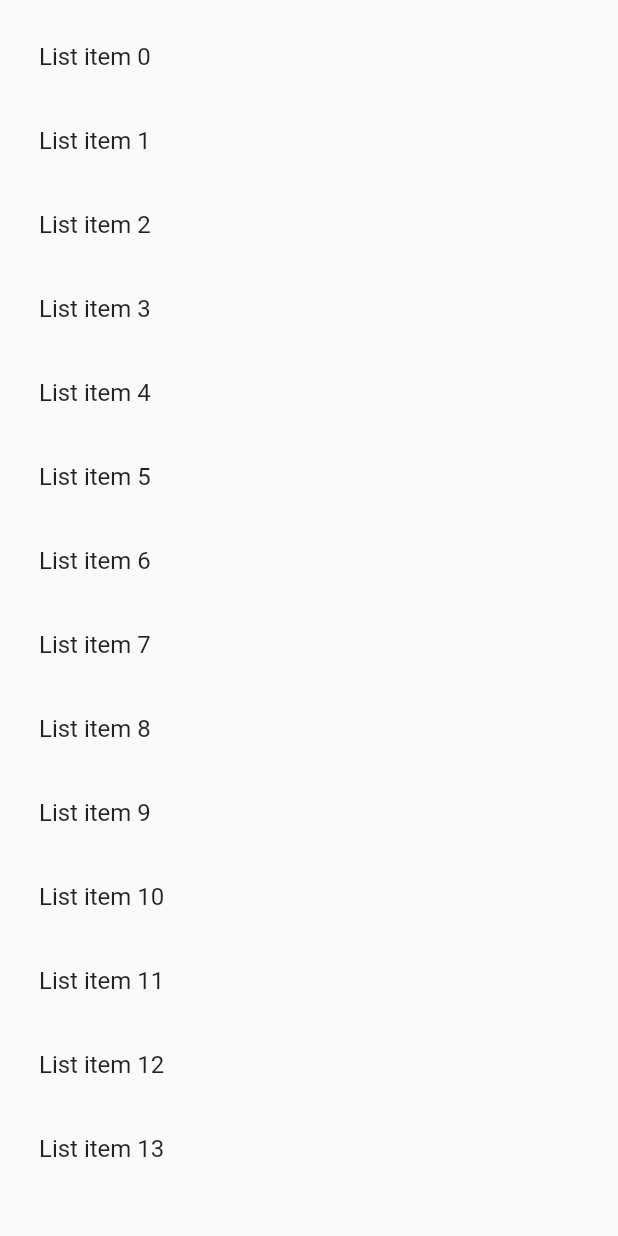
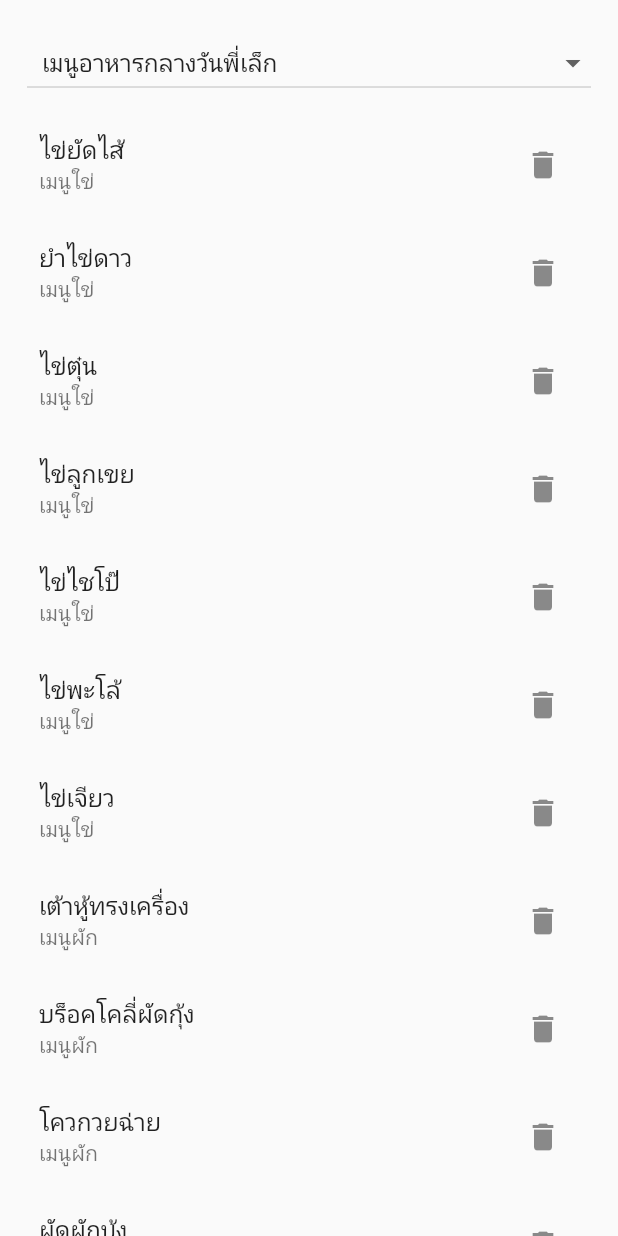
Before and after one commit to kungpotato/food-random, a Flutter app: the Manage widget shown alone on an empty page, opened directly, on a phone screen of 412 x 824 dp. Run offline on Flutter 3.47's test engine with Material 2 defaults, Android fonts, the phone set to English and light mode, and no system bars; our stand-ins replace firebase_auth, firebase_core; accounts and stored records are empty; network calls fail.

```diff
--- a/lib/manage.dart
+++ b/lib/manage.dart
@@ -1,4 +1,9 @@
+import 'dart:convert';
+
 import 'package:flutter/material.dart';
+import 'package:flutter/services.dart';
+import 'package:foodrandom/models/menu_model.dart';
+import 'package:foodrandom/utils/calculate.dart';
 
 class Manage extends StatefulWidget {
   const Manage({super.key});
@@ -8,22 +13,74 @@ class Manage extends StatefulWidget {
 }
 
 class _ManageState extends State<Manage> {
-  static final List<String> _listViewData = List<String>.generate(
-    20,
-    (index) => 'List item $index',
-  );
+  Map<String, List<String>> menus = {};
+  String groupName = '';
+
+  Future<List<Menu>> loadMenu() async {
+    String jsonString = await rootBundle.loadString('assets/mocks/menu.json');
+    final list = jsonDecode(jsonString) as List;
+    return list.map((e) => Menu.fromJson(e)).toList();
+  }
+
+  @override
+  void initState() {
+    super.initState();
+    WidgetsBinding.instance.addPostFrameCallback((_) async {
+      final data = await loadMenu();
+      final plan = MenuPlanner(menus: data);
+      setState(() {
+        menus = plan.allMenu;
+        groupName = menus.entries.first.key;
+      });
+    });
+  }
 
   @override
   Widget build(BuildContext context) {
-    return Padding(
-      padding: const EdgeInsets.all(10),
-      child: ListView.builder(
-        itemCount: _listViewData.length,
-        itemBuilder: (BuildContext context, int index) {
-          return ListTile(
-            title: Text(_listViewData[index]),
-          );
-        },
+    return SingleChildScrollView(
+      child: Padding(
+        padding: const EdgeInsets.all(10),
+        child: Column(
+          children: [
+            Padding(
+              padding: const EdgeInsets.all(8.0),
+              child: DropdownButton<String>(
+                value: groupName,
+                isExpanded: true,
+                onChanged: (String? newValue) {
+                  setState(() {
+                    groupName = newValue!;
+                  });
+                },
+                items: menus.entries
+                    .map((e) => e.key)
+                    .map<DropdownMenuItem<String>>((value) {
+                  return DropdownMenuItem<String>(
+                    value: value,
+                    child: Padding(
+                      padding: const EdgeInsets.all(10.0),
+                      child: Text(value),
+                    ),
+                  );
+                }).toList(),
+              ),
+            ),
+            ...menus[groupName]
+                    ?.map((e) => ListTile(
+                          title: Text(
+                              e.split(':').length > 1 ? e.split(':')[1] : e),
+                          subtitle: Text(
+                              e.split(':').length > 1 ? e.split(':')[0] : ''),
+                          trailing: IconButton(
+                              icon: const Icon(Icons.delete),
+                              onPressed: () {
+                                //
+                              }),
+                        ))
+                    .toList() ??
+                []
+          ],
+        ),
       ),
     );
   }
--- a/lib/random.dart
+++ b/lib/random.dart
@@ -147,7 +147,7 @@ class _RandomFoodState extends State<RandomFood> {
             );
           }
           if (index == 1) return _buildLabel('อาหารกลางวัน', Colors.orange);
-          if (index == 2) return _buildLabel('อาหารเย็น', Colors.black);
+          if (index == 2) return _buildLabel('อาหารเย็น', Colors.black87);
           if (_dayNames.containsKey(index)) {
             return _buildDayItem(_dayNames[index]!, _dayColors[index]!);
           }
--- a/lib/utils/calculate.dart
+++ b/lib/utils/calculate.dart
@@ -71,4 +71,15 @@ class MenuPlanner {
       ..shuffle(_random);
     return dinner;
   }
+
+  Map<String, List<String>> get allMenu {
+    Map<String, List<String>> map = {};
+    for (var e in menus) {
+      map[e.category] = e.dishes;
+      for (var v in e.sub) {
+        map[e.category]!.addAll(v.dishes.map((k) => '${v.category}:$k'));
+      }
+    }
+    return map;
+  }
 }
--- a/pubspec.yaml
+++ b/pubspec.yaml
@@ -12,6 +12,9 @@ dependencies:
     sdk: flutter
   cupertino_icons: ^1.0.2
   firebase_core: ^2.16.0
+  cloud_firestore: ^4.9.2
+  firebase_auth: ^4.10.0
+  rxdart: ^0.27.7
 
 dev_dependencies:
   flutter_test:
```
Also changed, not shown: lib/main.dart (+43 -3 lines), pubspec.lock, 1 other file.
